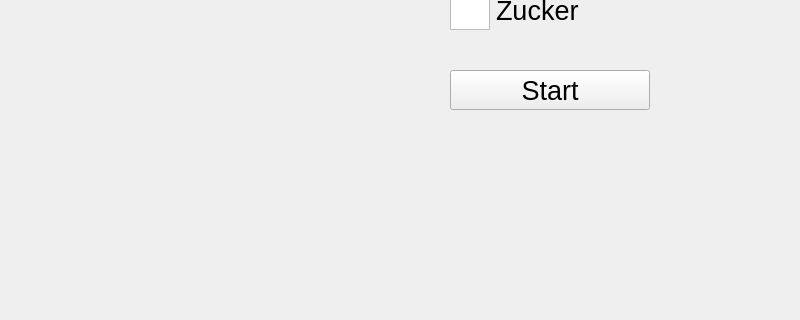
The window that layout/mainwindow.ui (Ben-Kaniobi/Startux_Coffee) describes before a commit, drawn with Qt 5; both pictures show x 0 to 800 and y 160 to 480 of the 800 by 480 pixel window.
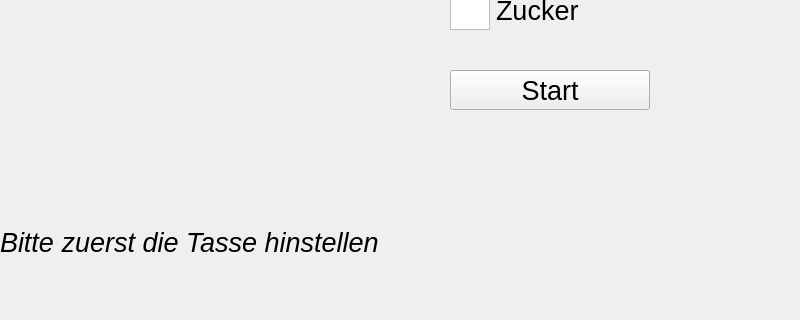
The same window after the commit. Icons and pictures are not drawn.

What changed in the file:
```diff
--- a/layout/mainwindow.ui
+++ b/layout/mainwindow.ui
@@ -102,6 +102,29 @@
      <string>Start</string>
     </property>
    </widget>
+   <widget class="QLabel" name="label_Meldung">
+    <property name="geometry">
+     <rect>
+      <x>0</x>
+      <y>390</y>
+      <width>800</width>
+      <height>25</height>
+     </rect>
+    </property>
+    <property name="font">
+     <font>
+      <pointsize>20</pointsize>
+      <italic>true</italic>
+      <kerning>true</kerning>
+     </font>
+    </property>
+    <property name="styleSheet">
+     <string notr="true">QLabel{qproperty-alignment:AlignCenter;}</string>
+    </property>
+    <property name="text">
+     <string>Bitte zuerst die Tasse hinstellen</string>
+    </property>
+   </widget>
   </widget>
  </widget>
  <layoutdefault spacing="6" margin="11"/>
```
